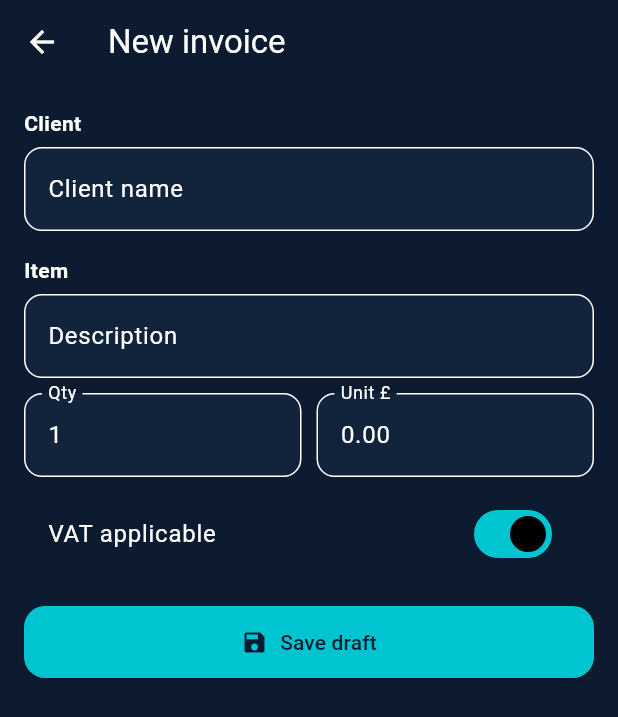
After one commit to Ogoldwait91/Foreman, a Flutter app: the screen it shows after launch, item 2 of the bottom bar chosen, after a tap on "New invoice", on a phone screen of 412 x 824 dp. The commit adds this screen. Shown: the top 717 px of the screen. Run offline on Flutter 3.47's test engine with Material 3 defaults, Android fonts, the phone set to English and light mode, and no system bars.

Commit message:
feat(invoice): add basic models and New Invoice form placeholder

```diff
--- /dev/null
+++ b/apps/mobile/lib/src/models/client.dart
@@ -0,0 +1,15 @@
+class Client {
+  final String id;
+  final String name;
+  final String? email;
+  final String? phone;
+  final String? address;
+
+  Client({
+    required this.id,
+    required this.name,
+    this.email,
+    this.phone,
+    this.address,
+  });
+}
--- /dev/null
+++ b/apps/mobile/lib/src/models/invoice.dart
@@ -0,0 +1,31 @@
+import "invoice_item.dart";
+
+enum InvoiceStatus { draft, sent, paid, overdue }
+
+class Invoice {
+  final String id;
+  final String clientId;
+  final DateTime issueDate;
+  final DateTime? dueDate;
+  final List<InvoiceItem> items;
+  final double vatRate; // e.g., 0.2 for 20%
+  final InvoiceStatus status;
+
+  Invoice({
+    required this.id,
+    required this.clientId,
+    required this.issueDate,
+    this.dueDate,
+    this.items = const [],
+    this.vatRate = 0.20,
+    this.status = InvoiceStatus.draft,
+  });
+
+  double get subtotal =>
+      items.fold(0.0, (a, i) => a + i.lineTotal);
+
+  double get vat =>
+      items.where((i) => i.vatApplicable).fold(0.0, (a, i) => a + (i.lineTotal * vatRate));
+
+  double get total => subtotal + vat;
+}
--- /dev/null
+++ b/apps/mobile/lib/src/models/invoice_item.dart
@@ -0,0 +1,15 @@
+class InvoiceItem {
+  final String description;
+  final int quantity;
+  final double unitPrice;
+  final bool vatApplicable;
+
+  const InvoiceItem({
+    required this.description,
+    required this.quantity,
+    required this.unitPrice,
+    this.vatApplicable = true,
+  });
+
+  double get lineTotal => quantity * unitPrice;
+}
--- a/apps/mobile/lib/src/screens/invoices_screen.dart
+++ b/apps/mobile/lib/src/screens/invoices_screen.dart
@@ -1,15 +1,26 @@
 import "package:flutter/material.dart";
 import "../theme.dart";
+import "new_invoice_screen.dart";
 
 class InvoicesScreen extends StatelessWidget {
   const InvoicesScreen({super.key});
   @override
   Widget build(BuildContext context) {
-    return ListView(
-      children: const [
-        SizedBox(height: 16),
-        _Hint("Invoices will list here with status chips: Draft / Sent / Paid / Overdue"),
-      ],
+    return Scaffold(
+      backgroundColor: ForemanColors.navy,
+      body: ListView(
+        children: const [
+          SizedBox(height: 16),
+          _Hint("Invoices will list here with status chips: Draft / Sent / Paid / Overdue"),
+        ],
+      ),
+      floatingActionButton: FloatingActionButton.extended(
+        onPressed: () {
+          Navigator.of(context).push(MaterialPageRoute(builder: (_) => const NewInvoiceScreen()));
+        },
+        label: const Text("New invoice"),
+        icon: const Icon(Icons.add),
+      ),
     );
   }
 }
--- /dev/null
+++ b/apps/mobile/lib/src/screens/new_invoice_screen.dart
@@ -0,0 +1,122 @@
+import "package:flutter/material.dart";
+import "../theme.dart";
+
+class NewInvoiceScreen extends StatefulWidget {
+  const NewInvoiceScreen({super.key});
+
+  @override
+  State<NewInvoiceScreen> createState() => _NewInvoiceScreenState();
+}
+
+class _NewInvoiceScreenState extends State<NewInvoiceScreen> {
+  final _formKey = GlobalKey<FormState>();
+  final _clientName = TextEditingController();
+  final _itemDesc = TextEditingController();
+  final _qty = TextEditingController(text: "1");
+  final _unitPrice = TextEditingController(text: "0.00");
+  bool _vatApplicable = true;
+
+  @override
+  void dispose() {
+    _clientName.dispose();
+    _itemDesc.dispose();
+    _qty.dispose();
+    _unitPrice.dispose();
+    super.dispose();
+  }
+
+  void _saveDraft() {
+    if (_formKey.currentState?.validate() ?? false) {
+      ScaffoldMessenger.of(context).showSnackBar(
+        const SnackBar(content: Text("Invoice draft saved (in-memory).")),
+      );
+      Navigator.pop(context);
+    }
+  }
+
+  @override
+  Widget build(BuildContext context) {
+    return Scaffold(
+      backgroundColor: ForemanColors.navy,
+      appBar: AppBar(
+        title: const Text("New invoice"),
+        backgroundColor: Colors.transparent,
+        surfaceTintColor: Colors.transparent,
+      ),
+      body: Form(
+        key: _formKey,
+        child: ListView(
+          padding: const EdgeInsets.all(16),
+          children: [
+            const Text("Client", style: TextStyle(color: ForemanColors.white, fontWeight: FontWeight.w600)),
+            const SizedBox(height: 6),
+            TextFormField(
+              controller: _clientName,
+              decoration: const InputDecoration(
+                filled: true, fillColor: ForemanColors.card,
+                hintText: "Client name",
+                border: OutlineInputBorder(borderRadius: BorderRadius.all(Radius.circular(12))),
+              ),
+              validator: (v) => (v==null || v.trim().isEmpty) ? "Client name required" : null,
+            ),
+            const SizedBox(height: 16),
+
+            const Text("Item", style: TextStyle(color: ForemanColors.white, fontWeight: FontWeight.w600)),
+            const SizedBox(height: 6),
+            TextFormField(
+              controller: _itemDesc,
+              decoration: const InputDecoration(
+                filled: true, fillColor: ForemanColors.card,
+                hintText: "Description",
+                border: OutlineInputBorder(borderRadius: BorderRadius.all(Radius.circular(12))),
+              ),
+              validator: (v) => (v==null || v.trim().isEmpty) ? "Description required" : null,
+            ),
+            const SizedBox(height: 10),
+            Row(
+              children: [
+                Expanded(
+                  child: TextFormField(
+                    controller: _qty,
+                    keyboardType: TextInputType.number,
+                    decoration: const InputDecoration(
+                      filled: true, fillColor: ForemanColors.card,
+                      labelText: "Qty",
+                      border: OutlineInputBorder(borderRadius: BorderRadius.all(Radius.circular(12))),
+                    ),
+                    validator: (v) => (int.tryParse(v ?? "") ?? 0) <= 0 ? "Qty > 0" : null,
+                  ),
+                ),
+                const SizedBox(width: 10),
+                Expanded(
+                  child: TextFormField(
+                    controller: _unitPrice,
+                    keyboardType: const TextInputType.numberWithOptions(decimal: true),
+                    decoration: const InputDecoration(
+                      filled: true, fillColor: ForemanColors.card,
+                      labelText: "Unit £",
+                      border: OutlineInputBorder(borderRadius: BorderRadius.all(Radius.circular(12))),
+                    ),
+                    validator: (v) => (double.tryParse(v ?? "") ?? -1) < 0 ? "£ >= 0" : null,
+                  ),
+                ),
+              ],
+            ),
+            const SizedBox(height: 10),
+            SwitchListTile(
+              title: const Text("VAT applicable", style: TextStyle(color: ForemanColors.white)),
+              value: _vatApplicable,
+              onChanged: (v) => setState(() => _vatApplicable = v),
+            ),
+            const SizedBox(height: 20),
+            ElevatedButton.icon(
+              onPressed: _saveDraft,
+              icon: const Icon(Icons.save),
+              label: const Text("Save draft"),
+            ),
+          ],
+        ),
+      ),
+    );
+  }
+}
```
